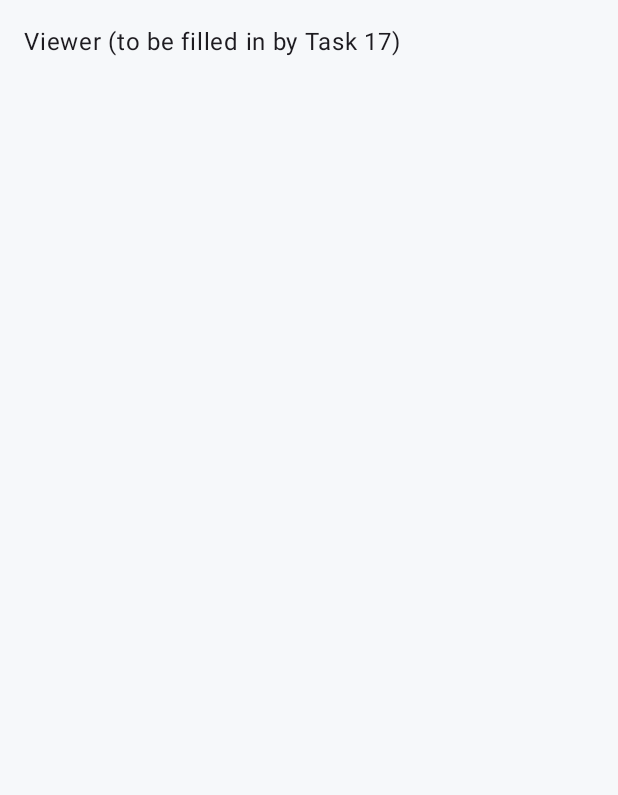
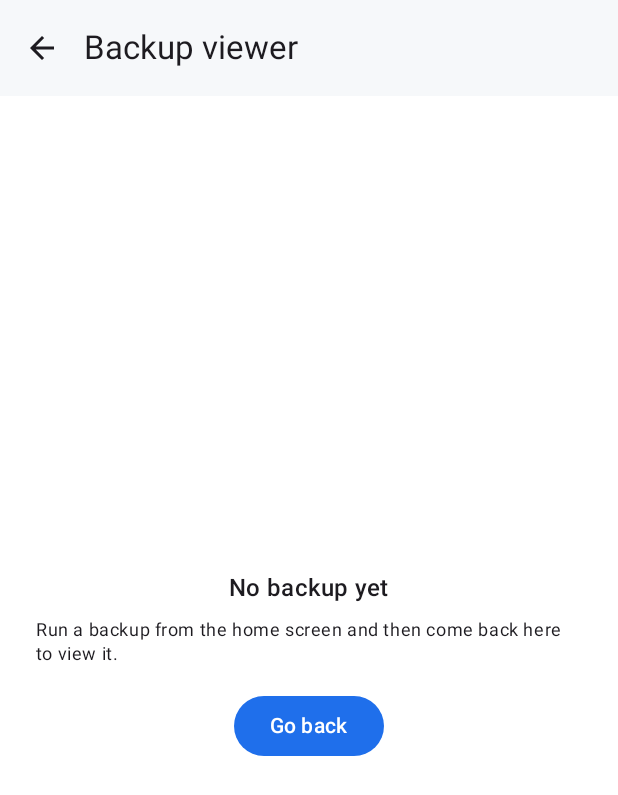
Before and after one commit to Fezzo753/sms-simple-bu, an Android app built with Jetpack Compose: the ViewerScreen screen opened through its navigation route, on a phone screen of 412 x 824 dp. Shown: the top 795 px of the screen. Run offline under Robolectric (Android 15) with nearby library versions, the phone set to English and light mode, and no system bars.

Commit message:
feat(ui): WebView-based in-app viewer with empty state

```diff
--- a/app/src/main/java/com/simplebackup/app/ui/viewer/ViewerScreen.kt
+++ b/app/src/main/java/com/simplebackup/app/ui/viewer/ViewerScreen.kt
@@ -1,16 +1,105 @@
 package com.simplebackup.app.ui.viewer
 
+import android.webkit.WebView
+import androidx.activity.compose.BackHandler
+import androidx.compose.foundation.layout.Arrangement
+import androidx.compose.foundation.layout.Box
 import androidx.compose.foundation.layout.Column
+import androidx.compose.foundation.layout.Spacer
 import androidx.compose.foundation.layout.fillMaxSize
+import androidx.compose.foundation.layout.fillMaxWidth
+import androidx.compose.foundation.layout.height
 import androidx.compose.foundation.layout.padding
+import androidx.compose.material.icons.Icons
+import androidx.compose.material.icons.automirrored.filled.ArrowBack
+import androidx.compose.material3.Button
+import androidx.compose.material3.ExperimentalMaterial3Api
+import androidx.compose.material3.Icon
+import androidx.compose.material3.IconButton
+import androidx.compose.material3.MaterialTheme
+import androidx.compose.material3.Scaffold
 import androidx.compose.material3.Text
+import androidx.compose.material3.TopAppBar
 import androidx.compose.runtime.Composable
+import androidx.compose.runtime.LaunchedEffect
+import androidx.compose.runtime.getValue
+import androidx.compose.runtime.mutableStateOf
+import androidx.compose.runtime.remember
+import androidx.compose.runtime.setValue
+import androidx.compose.ui.Alignment
 import androidx.compose.ui.Modifier
+import androidx.compose.ui.platform.LocalContext
 import androidx.compose.ui.unit.dp
+import androidx.compose.ui.viewinterop.AndroidView
+import com.simplebackup.app.SimpleBackupApplication
+import kotlinx.coroutines.Dispatchers
+import kotlinx.coroutines.withContext
+import java.io.File
 
+@OptIn(ExperimentalMaterial3Api::class)
 @Composable
 fun ViewerScreen(onBack: () -> Unit = {}) {
-    Column(modifier = Modifier.fillMaxSize().padding(16.dp)) {
-        Text("Viewer (to be filled in by Task 17)")
+    val context = LocalContext.current
+    val container = (context.applicationContext as SimpleBackupApplication).container
+    var htmlFile by remember { mutableStateOf<File?>(null) }
+    var resolved by remember { mutableStateOf(false) }
+
+    LaunchedEffect(Unit) {
+        val s = withContext(Dispatchers.IO) { container.settings.current() }
+        val devicePhone = container.resolveDevicePhone(s.phoneOverride)
+        val f = File(container.filesDir, "Backup_${devicePhone}.html")
+        htmlFile = if (f.exists()) f else null
+        resolved = true
+    }
+
+    BackHandler { onBack() }
+
+    Scaffold(
+        topBar = {
+            TopAppBar(
+                title = { Text("Backup viewer") },
+                navigationIcon = {
+                    IconButton(onClick = onBack) {
+                        Icon(Icons.AutoMirrored.Filled.ArrowBack, contentDescription = "Back")
+                    }
+                }
+            )
+        }
+    ) { padding ->
+        Box(modifier = Modifier.fillMaxSize().padding(padding)) {
+            val f = htmlFile
+            if (f != null) {
+                AndroidView(
+                    factory = { ctx ->
+                        WebView(ctx).apply {
+                            settings.javaScriptEnabled = true
+                            settings.allowFileAccess = true
+                            settings.useWideViewPort = true
+                            settings.loadWithOverviewMode = true
+                            loadUrl("file://${f.absolutePath}")
+                        }
+                    },
+                    modifier = Modifier.fillMaxSize()
+                )
+            } else if (resolved) {
+                Column(
+                    modifier = Modifier.fillMaxSize().padding(24.dp),
+                    verticalArrangement = Arrangement.Center,
+                    horizontalAlignment = Alignment.CenterHorizontally
+                ) {
+                    Text(
+                        "No backup yet",
+                        style = MaterialTheme.typography.titleMedium
+                    )
+                    Spacer(Modifier.height(8.dp))
+                    Text(
+                        "Run a backup from the home screen and then come back here to view it.",
+                        style = MaterialTheme.typography.bodySmall
+                    )
+                    Spacer(Modifier.height(16.dp))
+                    Button(onClick = onBack) { Text("Go back") }
+                }
+            }
+        }
     }
 }
```
